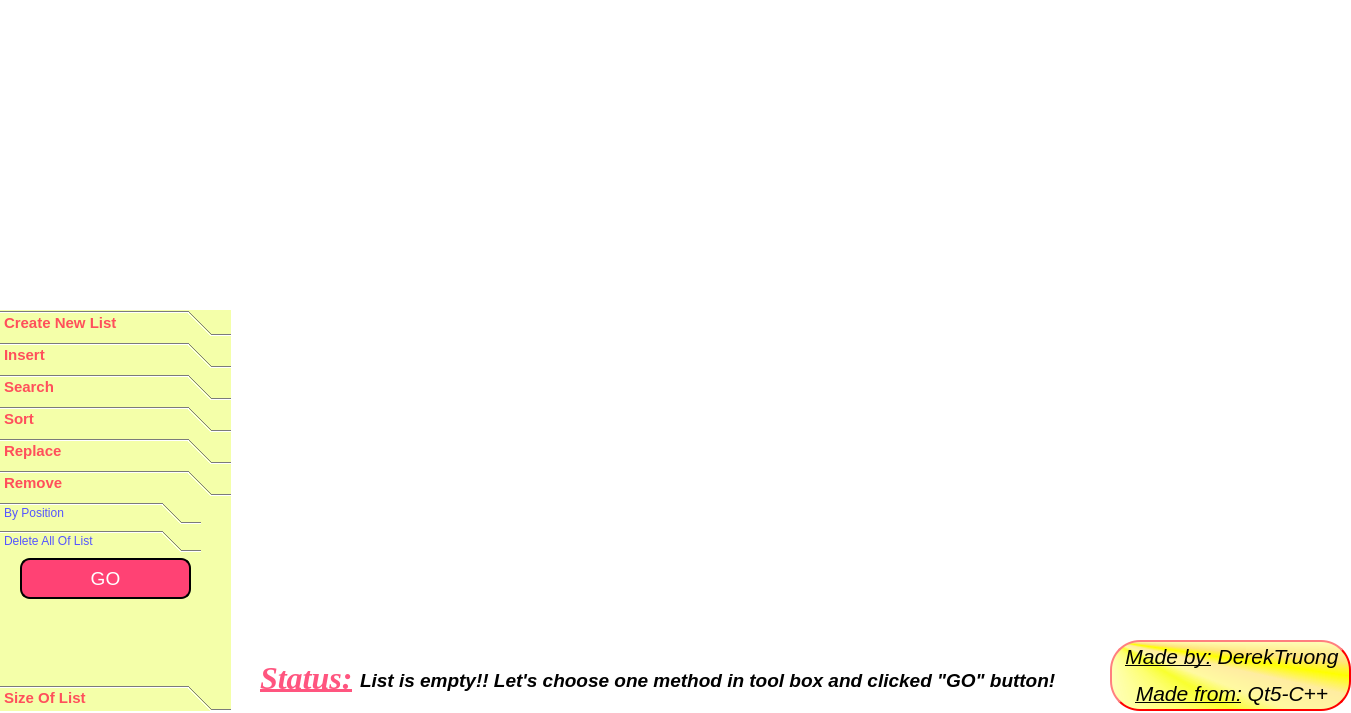
This is Linked_list/main_widget.ui in derektruong/Visual_Linked_List_Qt5 as Qt 5 draws it before an edit. The edited form follows.
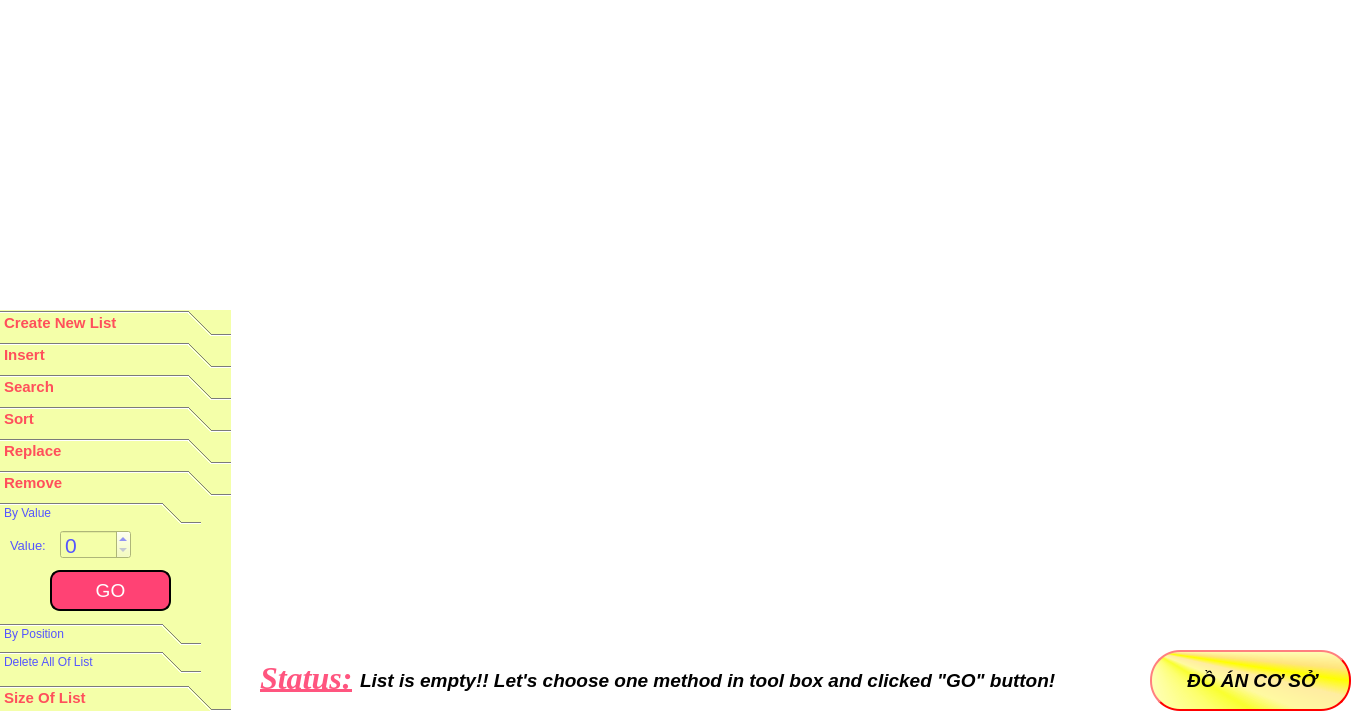
This is the edited form. The open tabs and pages were chosen to show the change.

What changed in the file:
```diff
--- a/Linked_list/main_widget.ui
+++ b/Linked_list/main_widget.ui
@@ -1001,8 +1001,90 @@
 font: 10pt &quot;MS Shell Dlg 2&quot;;</string>
      </property>
      <property name="currentIndex">
-      <number>1</number>
+      <number>0</number>
      </property>
+     <widget class="QWidget" name="page_10">
+      <attribute name="label">
+       <string>By Value</string>
+      </attribute>
+      <widget class="QPushButton" name="go_delete_0">
+       <property name="geometry">
+        <rect>
+         <x>50</x>
+         <y>40</y>
+         <width>121</width>
+         <height>41</height>
+        </rect>
+       </property>
+       <property name="font">
+        <font>
+         <family>MS Shell Dlg 2</family>
+         <pointsize>14</pointsize>
+         <weight>50</weight>
+         <italic>false</italic>
+         <bold>false</bold>
+        </font>
+       </property>
+       <property name="styleSheet">
+        <string notr="true">font: 14pt &quot;MS Shell Dlg 2&quot;;
+border-style: outset;
+border-width: 2px;
+background-color: rgb(255, 66, 116);
+border-radius:10px;
+color: rgb(255, 255, 255);
+border-color:black ;
+padding: 10px;
+</string>
+       </property>
+       <property name="text">
+        <string>GO</string>
+       </property>
+      </widget>
+      <widget class="QSpinBox" name="spinBox_remove_byvalue">
+       <property name="geometry">
+        <rect>
+         <x>60</x>
+         <y>0</y>
+         <width>71</width>
+         <height>29</height>
+        </rect>
+       </property>
+       <property name="font">
+        <font>
+         <family>MS Shell Dlg 2</family>
+         <pointsize>16</pointsize>
+         <weight>50</weight>
+         <italic>false</italic>
+         <bold>false</bold>
+        </font>
+       </property>
+       <property name="styleSheet">
+        <string notr="true">font: 16pt &quot;MS Shell Dlg 2&quot;;</string>
+       </property>
+      </widget>
+      <widget class="QLabel" name="value_remove">
+       <property name="geometry">
+        <rect>
+         <x>10</x>
+         <y>0</y>
+         <width>41</width>
+         <height>31</height>
+        </rect>
+       </property>
+       <property name="font">
+        <font>
+         <family>MS Shell Dlg 2</family>
+         <pointsize>10</pointsize>
+         <weight>50</weight>
+         <italic>false</italic>
+         <bold>false</bold>
+        </font>
+       </property>
+       <property name="text">
+        <string>Value:</string>
+       </property>
+      </widget>
+     </widget>
      <widget class="QWidget" name="page_4">
       <property name="geometry">
        <rect>
@@ -1243,10 +1325,10 @@
   <widget class="QLabel" name="label_2">
    <property name="geometry">
     <rect>
-     <x>1110</x>
-     <y>640</y>
-     <width>241</width>
-     <height>71</height>
+     <x>1150</x>
+     <y>650</y>
+     <width>201</width>
+     <height>61</height>
     </rect>
    </property>
    <property name="styleSheet">
@@ -1258,7 +1340,7 @@
 border-color:red;</string>
    </property>
    <property name="text">
-    <string>&lt;html&gt;&lt;head/&gt;&lt;body&gt;&lt;p align=&quot;center&quot;&gt;&lt;span style=&quot; font-size:16pt; font-style:italic; text-decoration: underline;&quot;&gt;Made by:&lt;/span&gt;&lt;span style=&quot; font-size:16pt; font-style:italic;&quot;&gt; DerekTruong&lt;/span&gt;&lt;/p&gt;&lt;p align=&quot;center&quot;&gt;&lt;span style=&quot; font-size:16pt; font-style:italic; text-decoration: underline;&quot;&gt;Made from&lt;/span&gt;&lt;span style=&quot; font-size:16pt; font-style:italic; text-decoration: underline;&quot;&gt;:&lt;/span&gt;&lt;span style=&quot; font-size:16pt; font-style:italic;&quot;&gt; Qt5-C++&lt;/span&gt;&lt;/p&gt;&lt;/body&gt;&lt;/html&gt;</string>
+    <string>&lt;html&gt;&lt;head/&gt;&lt;body&gt;&lt;p align=&quot;center&quot;&gt;&lt;span style=&quot; font-size:14pt; font-weight:600; font-style:italic;&quot;&gt;ĐỒ ÁN CƠ SỞ&lt;/span&gt;&lt;/p&gt;&lt;/body&gt;&lt;/html&gt;</string>
    </property>
   </widget>
  </widget>
```
Left out of the diff: 12 changed lines with no effect on the pictures.
